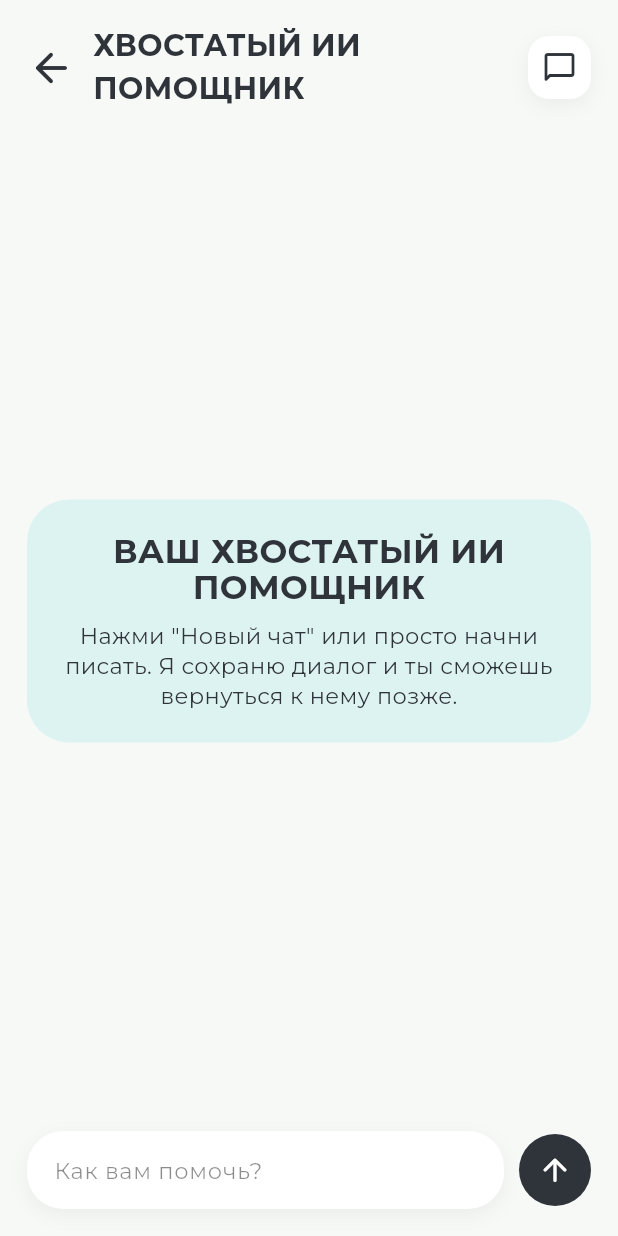
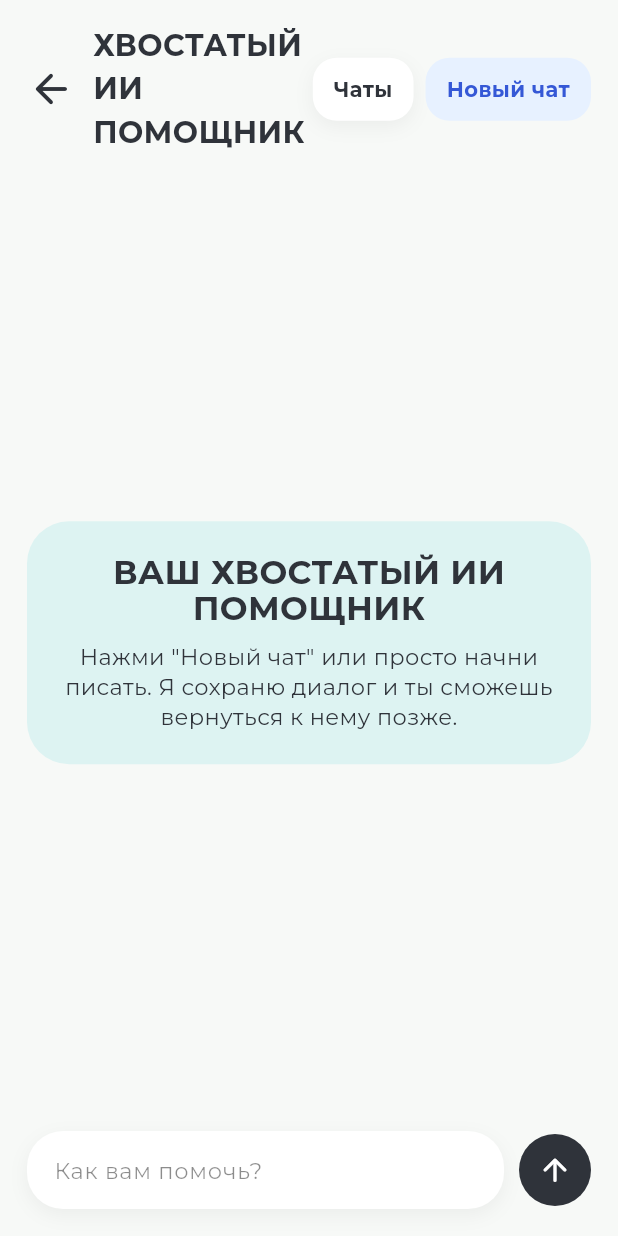
Before and after one commit to drug-app/drugapp, a Flutter app: the screen it shows once a user with an empty profile is signed in, after a tap on "ВАШ ХВОСТАТЫЙ ИИ ПОМОЩНИК", on a phone screen of 412 x 824 dp. Run offline on Flutter 3.47's test engine with Material 3 defaults, Android fonts, the light colour scheme and no system bars; our stand-ins replace file_picker, google_fonts, image_picker, supabase_flutter; accounts and stored records are empty; network calls fail.

Commit message:
Improve AI chat navigation and welcome screen
Fix new chat creation flow in the AI screen so it no longer exits the chat screen.
Add clearer chat controls and improve the first welcome screen layout and typography.

```diff
--- a/lib/screens/ai/ai_screen.dart
+++ b/lib/screens/ai/ai_screen.dart
@@ -181,7 +181,9 @@ class _AiScreenState extends State<AiScreen> {
           ..insert(0, chat);
       });
 
-      Navigator.of(context).maybePop();
+      if (_scaffoldKey.currentState?.isDrawerOpen ?? false) {
+        Navigator.of(context).pop();
+      }
     } finally {
       if (mounted) {
         setState(() => _isCreatingChat = false);
@@ -517,14 +519,19 @@ class _AiScreenState extends State<AiScreen> {
                       ),
                     ),
                   ),
+                  Row(
+                    mainAxisSize: MainAxisSize.min,
+                    children: [
                       GestureDetector(
                         onTap: () => _scaffoldKey.currentState?.openDrawer(),
                         child: Container(
-                      width: 42,
-                      height: 42,
+                          padding: const EdgeInsets.symmetric(
+                            horizontal: 14,
+                            vertical: 11,
+                          ),
                           decoration: BoxDecoration(
                             color: Colors.white,
-                        borderRadius: BorderRadius.circular(14),
+                            borderRadius: BorderRadius.circular(16),
                             boxShadow: [
                               BoxShadow(
                                 color: Colors.black.withValues(alpha: 0.05),
@@ -533,11 +540,39 @@ class _AiScreenState extends State<AiScreen> {
                               ),
                             ],
                           ),
-                      child: const Icon(
-                        Icons.chat_bubble_outline_rounded,
+                          child: const Text(
+                            'Чаты',
+                            style: TextStyle(
+                              fontSize: 14,
+                              fontWeight: FontWeight.w700,
                               color: textDark,
                             ),
                           ),
+                        ),
+                      ),
+                      const SizedBox(width: 8),
+                      GestureDetector(
+                        onTap: _isCreatingChat ? null : _createNewChat,
+                        child: Container(
+                          padding: const EdgeInsets.symmetric(
+                            horizontal: 14,
+                            vertical: 11,
+                          ),
+                          decoration: BoxDecoration(
+                            color: const Color(0xFFE7F1FF),
+                            borderRadius: BorderRadius.circular(16),
+                          ),
+                          child: Text(
+                            _isCreatingChat ? 'Создаю...' : 'Новый чат',
+                            style: const TextStyle(
+                              fontSize: 14,
+                              fontWeight: FontWeight.w700,
+                              color: Color(0xFF3558D6),
+                            ),
+                          ),
+                        ),
+                      ),
+                    ],
                   ),
                 ],
               ),
--- a/lib/screens/welcome/welcome_screen.dart
+++ b/lib/screens/welcome/welcome_screen.dart
@@ -1,5 +1,4 @@
 import 'package:flutter/material.dart';
-import 'package:google_fonts/google_fonts.dart';
 import 'package:supabase_flutter/supabase_flutter.dart';
 
 import '../../services/auth_service.dart';
@@ -147,91 +146,82 @@ class _WelcomePageState extends State<WelcomePage> {
                   child: _showIntro
                       ? ConstrainedBox(
                           key: const ValueKey('welcome_intro'),
-                          constraints: const BoxConstraints(maxWidth: 380),
-                          child: Container(
-                            width: double.infinity,
-                            padding: const EdgeInsets.fromLTRB(22, 24, 22, 24),
+                          constraints: const BoxConstraints(maxWidth: 430),
+                          child: Column(
+                            mainAxisAlignment: MainAxisAlignment.center,
+                            crossAxisAlignment: CrossAxisAlignment.start,
+                            children: [
+                              Container(
+                                width: 96,
+                                height: 4,
                                 decoration: BoxDecoration(
-                              color: Colors.white.withValues(alpha: 0.94),
-                              borderRadius: BorderRadius.circular(34),
-                              boxShadow: [
-                                BoxShadow(
-                                  color: Colors.black.withValues(alpha: 0.10),
-                                  blurRadius: 28,
-                                  offset: const Offset(0, 14),
-                                ),
-                              ],
-                            ),
-                            child: Column(
-                              mainAxisSize: MainAxisSize.min,
-                              children: [
-                                ClipRRect(
-                                  borderRadius: BorderRadius.circular(28),
-                                  child: SizedBox(
-                                    width: double.infinity,
-                                    height: 300,
-                                    child: Image.asset(
-                                      'assets/images/welcome_dog.png',
-                                      fit: BoxFit.cover,
-                                      alignment: Alignment.center,
-                                    ),
+                                  color: Colors.white.withValues(alpha: 0.35),
+                                  borderRadius: BorderRadius.circular(999),
                                 ),
                               ),
                               const SizedBox(height: 26),
                               Text(
-                                  'добро пожаловать\nв место, где есть всё\nдля твоего любимого\nдруга',
-                                  textAlign: TextAlign.center,
-                                  style: GoogleFonts.caveat(
-                                    fontSize: 34,
+                                'ДРУГ',
+                                style: AppTextStyles.caption.copyWith(
+                                  fontSize: 14,
+                                  letterSpacing: 3.2,
+                                  color: Colors.white.withValues(alpha: 0.72),
                                   fontWeight: FontWeight.w700,
-                                    color: darkText,
-                                    height: 1.02,
                                 ),
                               ),
-                                const SizedBox(height: 28),
-                                SizedBox(
-                                  width: double.infinity,
-                                  height: 56,
-                                  child: DecoratedBox(
-                                    decoration: BoxDecoration(
-                                      gradient: const LinearGradient(
-                                        colors: [
-                                          Color(0xFF67C7FF),
-                                          Color(0xFF6A73FF),
-                                        ],
-                                        begin: Alignment.centerLeft,
-                                        end: Alignment.centerRight,
+                              const SizedBox(height: 22),
+                              Text(
+                                'Добро пожаловать\nв место, где есть всё\nдля твоего любимого друга',
+                                style: AppTextStyles.title.copyWith(
+                                  fontSize: 38,
+                                  height: 1.08,
+                                  color: Colors.white,
+                                  fontWeight: FontWeight.w800,
                                 ),
-                                      borderRadius: BorderRadius.circular(20),
                               ),
-                                    child: ElevatedButton(
+                              const SizedBox(height: 22),
+                              Text(
+                                'Сервисы, записи, история питомца и помощь в одном приложении. Всё под рукой и без лишних шагов.',
+                                style: AppTextStyles.body.copyWith(
+                                  fontSize: 17,
+                                  height: 1.5,
+                                  color: Colors.white.withValues(alpha: 0.82),
+                                ),
+                              ),
+                              const SizedBox(height: 34),
+                              TextButton(
                                 onPressed: () {
                                   setState(() {
                                     _showIntro = false;
                                   });
                                 },
-                                      style: ElevatedButton.styleFrom(
-                                        backgroundColor: Colors.transparent,
+                                style: TextButton.styleFrom(
                                   foregroundColor: Colors.white,
-                                        shadowColor: Colors.transparent,
-                                        shape: RoundedRectangleBorder(
-                                          borderRadius:
-                                              BorderRadius.circular(20),
+                                  padding: const EdgeInsets.symmetric(
+                                    horizontal: 0,
+                                    vertical: 8,
                                   ),
                                 ),
-                                      child: Text(
-                                        'АВТОРИЗОВАТЬСЯ',
+                                child: Row(
+                                  mainAxisSize: MainAxisSize.min,
+                                  children: [
+                                    Text(
+                                      'Продолжить',
                                       style: AppTextStyles.button.copyWith(
                                         color: Colors.white,
-                                          fontSize: 15,
+                                        fontSize: 16,
                                         fontWeight: FontWeight.w700,
                                       ),
                                     ),
+                                    const SizedBox(width: 10),
+                                    const Icon(
+                                      Icons.arrow_forward_rounded,
+                                      size: 20,
                                     ),
+                                  ],
                                 ),
                               ),
                             ],
-                            ),
                           ),
                         )
                       : SingleChildScrollView(
```
Lines whose indentation alone changed are shown as unchanged.
